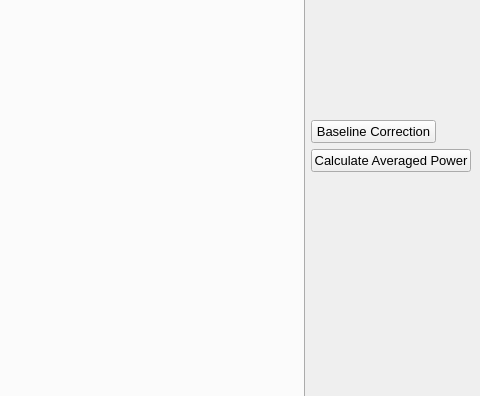
Before: the Qt Designer form UIs/WindowPowerProcessing.ui in CrespiLab/autoQY, drawn with Qt 5; both pictures show x 520 to 1000 and y 104 to 500 of the 1000 by 500 pixel window.
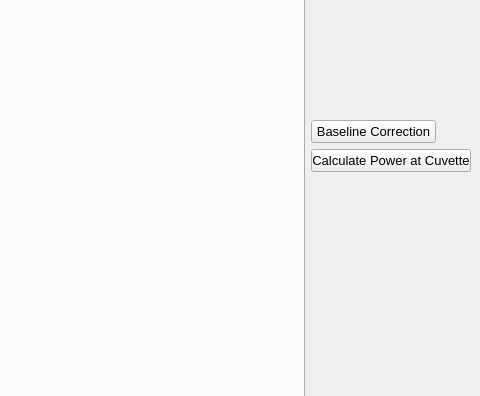
After: the same form once the commit is applied.

Commit message:
PowerProcessing labels are updated accordingly
The button "Calculate Power at Cuvette" in each of the three loaded PowerProcessing windows results in displaying of the correct Power and Error values in the main window

Patch:
```diff
--- a/UIs/WindowPowerProcessing.ui
+++ b/UIs/WindowPowerProcessing.ui
@@ -100,7 +100,7 @@
            </font>
           </property>
           <property name="text">
-           <string>Calculate Averaged Power</string>
+           <string>Calculate Power at Cuvette</string>
           </property>
          </widget>
         </item>
```
The commit also changes 3 other files.
